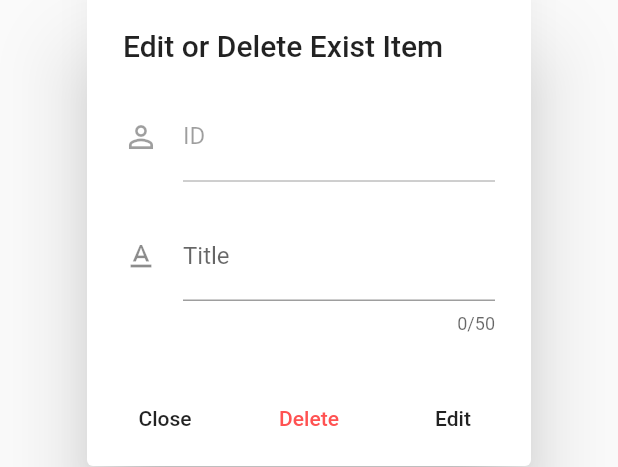
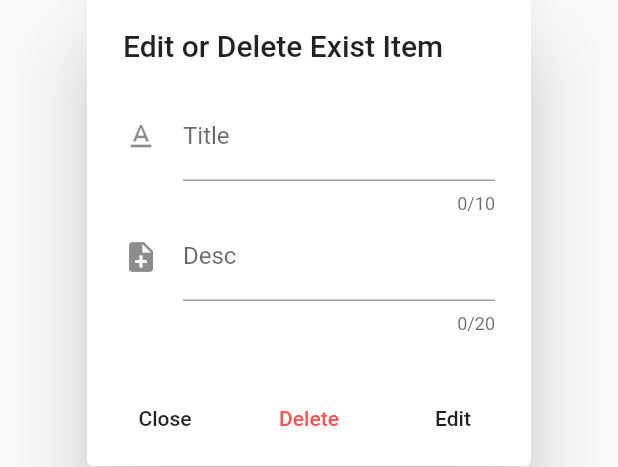
Before and after one commit to linbudu599/flutter_graphql_example, a Flutter app: the OperationModal widget shown alone on an empty page, opened directly with empty values, after a tap on "Delete", on a phone screen of 412 x 824 dp. Shown: the part 389-856 px from the top of the screen. Run offline on Flutter 3.47's test engine with Material 2 defaults, Android fonts, the phone set to English and light mode, and no system bars; our stand-ins replace graphql_flutter; statements that could not run were skipped.

Commit message:
:sparkles: refractor: refractor todolist api & frontend

```diff
--- a/lib/todolist/client.dart
+++ b/lib/todolist/client.dart
@@ -18,25 +18,39 @@ GraphQLClient clientCreator() => GraphQLClient(
 
 String getAllTodos() {
   return """
-    fragment TodoFields on Todo {
-      id
-      title
-      accomplished
-    }
-
     query {
       Todos: allTodos{
-        ... TodoFields
+        id
+        title
+        desc
+        accomplished
       }
     }
     """;
 }
 
-String addTodo(String id, String title) {
+String addTodo(String title, String desc) {
   return """
       mutation {
-          createTodo(id: "$id", title: "$title",
-            accomplished: false){
+          createTodo(title: "$title", desc: "$desc"){
+              id
+              title
+              desc
+              accomplished
+          }
+      }
+    """;
+}
+
+String updateTodo({
+  @required int id,
+  String title,
+  String desc,
+}) {
+  return """
+      mutation {
+          updateTodo(id: $id, title: "$title", desc: "$desc"
+          ){
               id
               title
               accomplished
@@ -45,19 +59,10 @@ String addTodo(String id, String title) {
     """;
 }
 
-String deleteTodo(String id) {
+String toggleStatus({@required int id}) {
   return """
       mutation {
-        removeTodo(id: "$id")
-      }
-    """;
-}
-
-String updateTodo({@required String id, String title, bool accomplished}) {
-  return """
-      mutation {
-          createTodo(id: "$id", title: "$title",
-            accomplished: $accomplished){
+          toggleTodoStatus(id: $id){
               id
               title
               accomplished
@@ -65,3 +70,11 @@ String updateTodo({@required String id, String title, bool accomplished}) {
       }
     """;
 }
+
+String deleteTodo(int id) {
+  return """
+      mutation {
+        deleteTodo(id: $id)
+      }
+    """;
+}
--- a/lib/todolist/modal.dart
+++ b/lib/todolist/modal.dart
@@ -8,8 +8,11 @@ class OperationModal extends StatefulWidget {
   final Todo todo;
   final bool isCreate;
 
-  OperationModal({Key key, this.todo, @required this.isCreate})
-      : super(key: key);
+  OperationModal({
+    Key key,
+    this.todo,
+    @required this.isCreate,
+  }) : super(key: key);
 
   @override
   OperationModalState createState() =>
@@ -22,15 +25,16 @@ class OperationModalState extends State<OperationModal> {
 
   OperationModalState(this.todo, this.isCreate);
 
-  TextEditingController todoId = TextEditingController();
   TextEditingController todoTitle = TextEditingController();
+  TextEditingController todoDesc = TextEditingController();
 
   @override
   void initState() {
     super.initState();
+    print(isCreate);
     if (!this.isCreate) {
-      todoId.text = todo.getId() ?? "";
       todoTitle.text = todo.getTitle() ?? "";
+      todoDesc.text = todo.getDesc() ?? "";
     }
   }
 
@@ -38,16 +42,12 @@ class OperationModalState extends State<OperationModal> {
     GraphQLClient _client = clientCreator();
     QueryResult result = await _client.mutate(
       MutationOptions(
-        documentNode: gql(addTodo(
-          todoId.text,
-          todoTitle.text,
-        )),
+        documentNode: gql(addTodo(todoTitle.text, todoDesc.text)),
       ),
     );
     if (!result.hasException) {
-      // TODO: extract to _clear method
-      todoId.clear();
       todoTitle.clear();
+      todoDesc.clear();
       Navigator.of(context).pop();
     }
   }
@@ -58,15 +58,12 @@ class OperationModalState extends State<OperationModal> {
       MutationOptions(
           documentNode: gql(
         updateTodo(
-          id: todoId.text,
-          title: todoTitle.text,
-          accomplished: true,
-        ),
+            id: this.todo.id, title: todoTitle.text, desc: todoDesc.text),
       )),
     );
     if (!result.hasException) {
-      todoId.clear();
       todoTitle.clear();
+      todoDesc.clear();
     }
     Navigator.of(context).pop();
   }
@@ -80,22 +77,21 @@ class OperationModalState extends State<OperationModal> {
         ),
         onPressed: () async {
           GraphQLClient _client = clientCreator();
-          QueryResult result = await _client.mutate(
-            MutationOptions(
-              documentNode: gql(deleteTodo(todoId.text)),
+          QueryResult result = await _client.mutate(MutationOptions(
+            documentNode: gql(
+              deleteTodo(this.todo.id),
             ),
-          );
-          print(result.data);
-          print(result.exception);
-          print(result.hasException);
-          if (!result.hasException) Navigator.of(context).pop();
+          ));
+
+          if (!result.hasException && result.data.deleteTodo)
+            Navigator.of(context).pop();
         },
       );
 
   Widget get _addOrEditBtn => FlatButton(
       child: Text(this.isCreate ? "Add" : "Edit"),
       onPressed: () async {
-        bool isNotEmpty = todoId.text.isNotEmpty && todoTitle.text.isNotEmpty;
+        bool isNotEmpty = todoTitle.text.isNotEmpty && todoDesc.text.isNotEmpty;
         if (isNotEmpty) {
           this.isCreate ? await _handleAdd() : await _handleEdit();
         } else {
@@ -117,24 +113,22 @@ class OperationModalState extends State<OperationModal> {
               children: <Widget>[
                 Container(
                   child: TextField(
-                    maxLength: 3,
-                    controller: todoId,
-                    enabled: this.isCreate,
-                    keyboardType: TextInputType.number,
+                    maxLength: 10,
+                    controller: todoTitle,
                     decoration: InputDecoration(
-                      icon: Icon(Icons.perm_identity),
-                      labelText: "ID",
+                      icon: Icon(Icons.text_format),
+                      labelText: "Title",
                     ),
                   ),
                 ),
                 Container(
                   padding: const EdgeInsets.only(top: 80.0),
                   child: TextField(
-                    maxLength: 50,
-                    controller: todoTitle,
+                    maxLength: 20,
+                    controller: todoDesc,
                     decoration: InputDecoration(
-                      icon: Icon(Icons.text_format),
-                      labelText: "Title",
+                      icon: Icon(Icons.note_add),
+                      labelText: "Desc",
                     ),
                   ),
                 ),
--- a/lib/todolist/model.dart
+++ b/lib/todolist/model.dart
@@ -4,14 +4,17 @@ class Todo {
   const Todo({
     @required this.id,
     @required this.title,
+    @required this.desc,
     @required this.accomplished,
   });
 
-  final String id;
+  final int id;
   final String title;
+  final String desc;
   final bool accomplished;
 
-  String getId() => this.id;
+  int getId() => this.id;
   String getTitle() => this.title;
+  String getDesc() => this.desc;
   bool getAccomplished() => this.accomplished;
 }
```
Also changed, not shown: lib/todolist/todolist.dart (+12 -10 lines), 3 other files.
